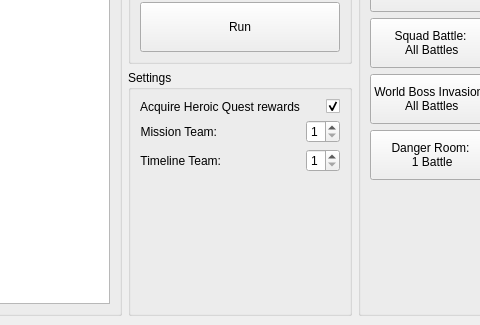
The window that lib/gui/designes/main_window.ui (tmarenko/mff_auto) describes before a commit, drawn with Qt 5; both pictures show x 249 to 729 and y 305 to 630 of the 1150 by 630 pixel window.
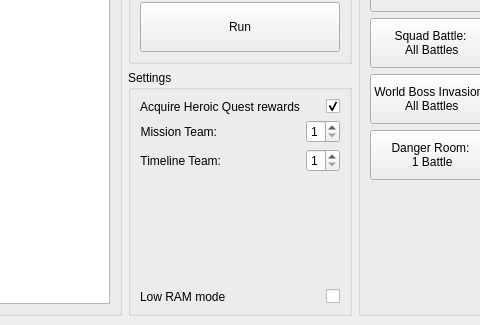
The same window after the commit.

Commit message: low RAM mode added

```diff
--- a/lib/gui/designes/main_window.ui
+++ b/lib/gui/designes/main_window.ui
@@ -408,6 +408,45 @@
                </property>
               </widget>
              </item>
+             <item row="9" column="0">
+              <widget class="QLabel" name="low_memory_mode_label">
+               <property name="toolTip">
+                <string>Consume less RAM memory by creating less Tesseract APIs</string>
+               </property>
+               <property name="toolTipDuration">
+                <number>-1</number>
+               </property>
+               <property name="text">
+                <string>Low RAM mode</string>
+               </property>
+              </widget>
+             </item>
+             <item row="9" column="1">
+              <widget class="QCheckBox" name="low_memory_mode_checkbox">
+               <property name="toolTip">
+                <string>Consume less RAM memory by creating less Tesseract APIs</string>
+               </property>
+               <property name="layoutDirection">
+                <enum>Qt::RightToLeft</enum>
+               </property>
+               <property name="text">
+                <string/>
+               </property>
+              </widget>
+             </item>
+             <item row="8" column="0">
+              <spacer name="verticalSpacer_3">
+               <property name="orientation">
+                <enum>Qt::Vertical</enum>
+               </property>
+               <property name="sizeHint" stdset="0">
+                <size>
+                 <width>20</width>
+                 <height>40</height>
+                </size>
+               </property>
+              </spacer>
+             </item>
             </layout>
            </item>
           </layout>
```
Left out of the diff: 21 changed lines with no effect on the pictures. The commit also changes 3 other files.
